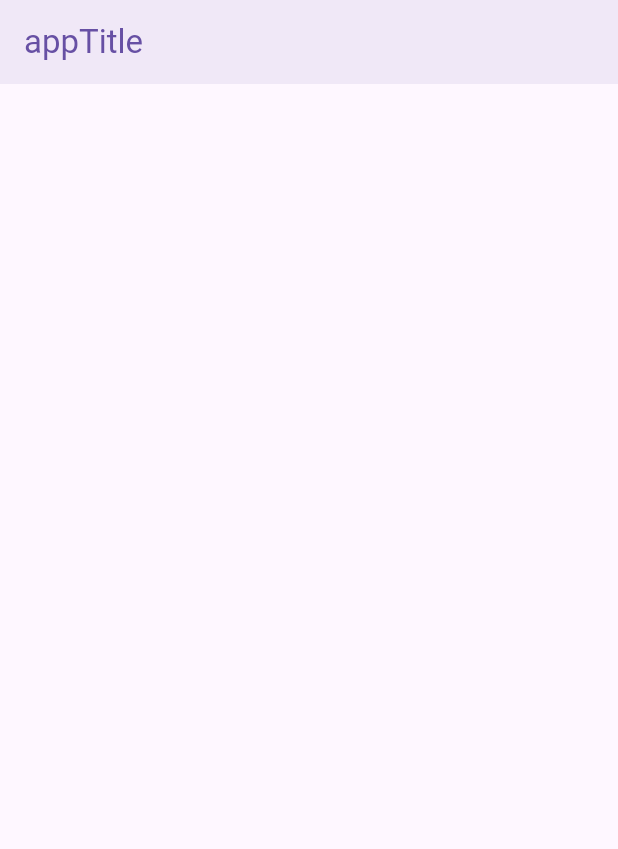
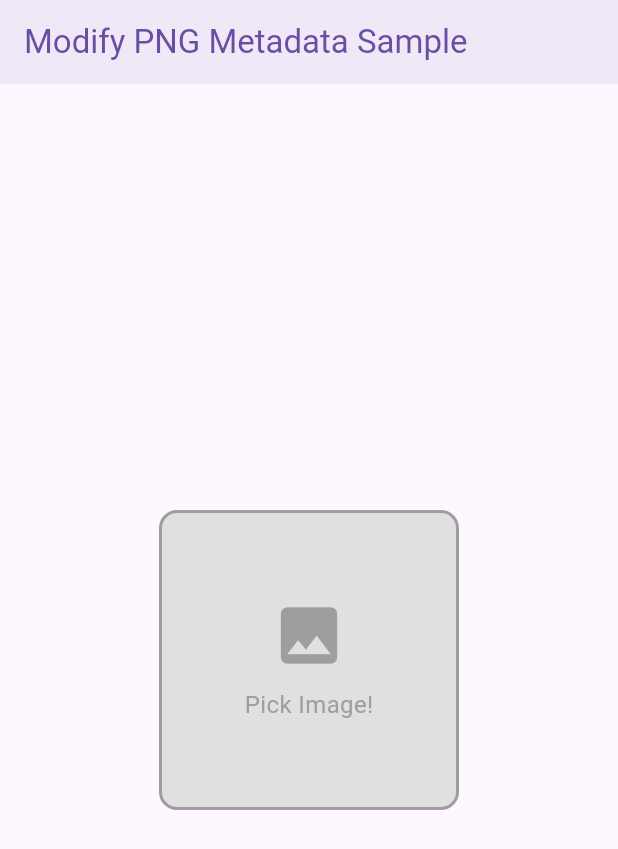
Before and after one commit to jhj0517/flutter-samples, a Flutter app: the screen it shows after launch, on a phone screen of 412 x 824 dp. Shown: the top 849 px of the screen. Run offline on Flutter 3.47's test engine with Material 3 defaults, Android fonts, the phone set to English and light mode, and no system bars; our stand-ins replace device_preview, firebase_auth, firebase_core, flutter_phoenix, get_it, google_fonts and 7 more; missing offline and left inert: googleapis, png_chunks_encode, png_chunks_extract; accounts and stored records are empty; generated files the repository leaves out were written again.

Commit message:
add base

```diff
--- a/modify_png_metadata/lib/presentation/views/home/home_page.dart
+++ b/modify_png_metadata/lib/presentation/views/home/home_page.dart
@@ -1,9 +1,16 @@
+import 'dart:io';
+
 import 'package:flutter/material.dart';
+import 'package:modify_png_metadata/repositories/chunk_repository.dart';
+import 'package:image_picker/image_picker.dart';
 import 'package:provider/provider.dart';
 import 'package:intl/intl.dart';
 
+import '../../../di/dependency_injection.dart';
 import '../../providers/providers.dart';
 import '../widgets/common/common.dart';
+import 'widgets/picked_image.dart';
+import 'widgets/pick_image_button.dart';
 
 class MyHomePage extends StatefulWidget {
   const MyHomePage({super.key});
@@ -15,11 +22,11 @@ class MyHomePage extends StatefulWidget {
 class _MyHomePageState extends State<MyHomePage> {
 
   late HomeProvider homeProvider;
+  File? _image;
 
   @override
   void initState() {
     homeProvider = context.read<HomeProvider>();
-    init();
     super.initState();
   }
 
@@ -28,18 +35,28 @@ class _MyHomePageState extends State<MyHomePage> {
     super.dispose();
   }
 
-  Future<void> init() async{
+  Future<void> _pickImage() async {
+    final picker = ImagePicker();
+    final pickedFile = await picker.getImage(source: ImageSource.gallery);
+
+    if (pickedFile != null) {
+      setState(() {
+        _image = File(pickedFile.path);
+      });
+    }
   }
 
   @override
   Widget build(BuildContext context) {
     return Scaffold(
-      appBar: NormalAppBar(title: Intl.message("appTitle")),
-      body: Column(
-        mainAxisAlignment: MainAxisAlignment.center,
-        children: <Widget>[
-
-        ],
+      appBar: NormalAppBar(title: "Modify PNG Metadata Sample"),
+      body: Center(
+        child: Column(
+          mainAxisAlignment: MainAxisAlignment.center,
+          children: <Widget>[
+            const PickedImage(),
+          ],
+        )
       )
     );
   }
--- /dev/null
+++ b/modify_png_metadata/lib/presentation/views/home/widgets/picked_image.dart
@@ -0,0 +1,56 @@
+import 'dart:io';
+import 'package:flutter/material.dart';
+import 'package:image_picker/image_picker.dart';
+
+class PickedImage extends StatefulWidget {
+  const PickedImage({
+    super.key,
+  });
+
+  @override
+  PickedImageState createState() => PickedImageState();
+}
+
+class PickedImageState extends State<PickedImage> {
+  File? _image;
+
+  @override
+  Widget build(BuildContext context) {
+    if (_image == null) {
+      return InkWell(
+        onTap: _pickImage,
+        child: Container(
+          height: 200,
+          width: 200,
+          decoration: BoxDecoration(
+            color: Colors.grey[300],
+            borderRadius: BorderRadius.circular(12),
+            border: Border.all(color: Colors.grey, width: 2),
+          ),
+          child: const Column(
+            mainAxisAlignment: MainAxisAlignment.center,
+            children: [
+              Icon(Icons.image, size: 50, color: Colors.grey),
+              SizedBox(height: 10),
+              Text("Pick Image!", style: TextStyle(fontSize: 16, color: Colors.grey)),
+            ],
+          ),
+        ),
+      );
+    }
+
+    return Image.file(_image!, height: 200);
+  }
+
+
+  Future<void> _pickImage() async {
+    final picker = ImagePicker();
+    final pickedFile = await picker.getImage(source: ImageSource.gallery);
+
+    if (pickedFile != null) {
+      setState(() {
+        _image = File(pickedFile.path);
+      });
+    }
+  }
+}
--- a/modify_png_metadata/lib/repositories/chunk_repository.dart
+++ b/modify_png_metadata/lib/repositories/chunk_repository.dart
@@ -1,3 +1,22 @@
+import 'dart:io';
+import 'package:flutter/material.dart';
+import 'dart:typed_data';
+import 'dart:convert';
+import 'package:path/path.dart' as p;
+import 'package:image_gallery_saver/image_gallery_saver.dart';
+import 'package:png_chunks_encode/png_chunks_encode.dart' as pngEncode;
+import 'package:png_chunks_extract/png_chunks_extract.dart' as pngExtract;
+
 class ChunkRepository{
 
+  static List<Map<String, dynamic>>? readChunk({
+    required Uint8List BLOB
+  }) {
+    try{
+      return pngExtract.extractChunks(BLOB);
+    } catch(e){
+      return null;
+    }
+  }
+
 }
```
Also changed, not shown: modify_png_metadata/lib/presentation/views/home/widgets/pick_image_button.dart (added, +19 -0 lines).
